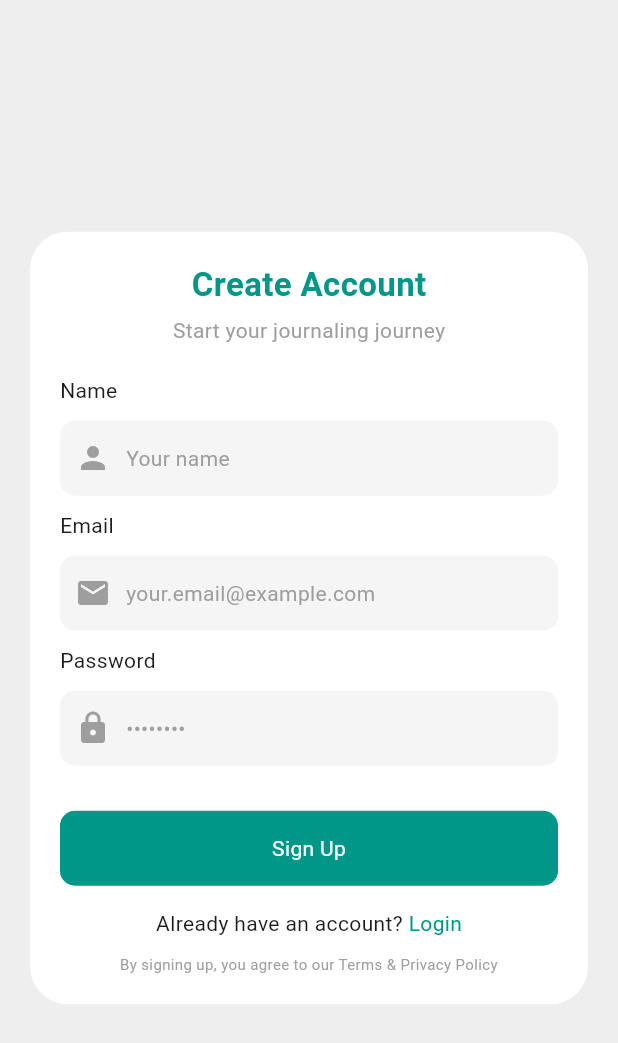
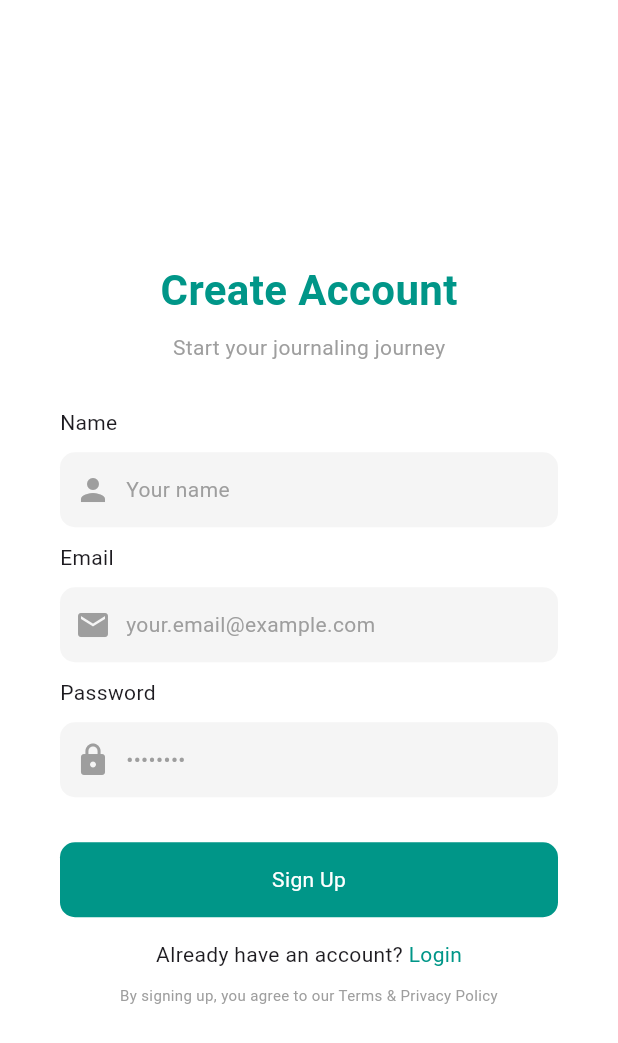
Before and after one commit to abdaladarwesh/NotesApp, a Flutter app: the screen it shows after launch, on a phone screen of 412 x 824 dp. Shown: the top 1043 px of the screen. Run offline on Flutter 3.47's test engine with Material 3 defaults, Android fonts, the phone set to English and light mode, and no system bars.

Commit message:
sign up second update

```diff
--- a/lib/pages/create_account_page.dart
+++ b/lib/pages/create_account_page.dart
@@ -6,7 +6,8 @@ class CreateAccountPage extends StatelessWidget {
   @override
   Widget build(BuildContext context) {
     return Scaffold(
-      backgroundColor: Colors.grey[200],
+      backgroundColor: Colors.white,
+
       body: Center(
         child: Container(
           margin: EdgeInsets.all(20),
@@ -18,24 +19,31 @@ class CreateAccountPage extends StatelessWidget {
           child: Column(
             mainAxisSize: MainAxisSize.min,
             children: [
+
+              SizedBox(height: 20),
               Column(
                 children: [
                   Text(
                     "Create Account",
                     style: TextStyle(
-                      fontSize: 22,
+                      fontSize: 28,
                       color: Colors.teal,
                       fontWeight: FontWeight.bold,
                     ),
                   ),
-                  SizedBox(height: 5),
+                  SizedBox(height: 8),
                   Text(
                     "Start your journaling journey",
-                    style: TextStyle(color: Colors.grey),
+                    style: TextStyle(
+                      color: Colors.grey,
+                      fontSize: 14,
+                    ),
                   ),
                 ],
               ),
-              SizedBox(height: 20),
+
+              SizedBox(height: 30),
+
               Column(
                 crossAxisAlignment: CrossAxisAlignment.start,
                 children: [
@@ -61,6 +69,7 @@ class CreateAccountPage extends StatelessWidget {
                   ),
                 ],
               ),
+
               Column(
                 crossAxisAlignment: CrossAxisAlignment.start,
                 children: [
@@ -86,6 +95,7 @@ class CreateAccountPage extends StatelessWidget {
                   ),
                 ],
               ),
+
               Column(
                 crossAxisAlignment: CrossAxisAlignment.start,
                 children: [
@@ -111,7 +121,9 @@ class CreateAccountPage extends StatelessWidget {
                   ),
                 ],
               ),
+
               SizedBox(height: 20),
+
               Container(
                 width: double.infinity,
                 height: 50,
@@ -129,7 +141,9 @@ class CreateAccountPage extends StatelessWidget {
                   ],
                 ),
               ),
+
               SizedBox(height: 15),
+
               Row(
                 mainAxisAlignment: MainAxisAlignment.center,
                 children: [
@@ -140,7 +154,9 @@ class CreateAccountPage extends StatelessWidget {
                   ),
                 ],
               ),
+
               SizedBox(height: 10),
+
               Text(
                 "By signing up, you agree to our Terms & Privacy Policy",
                 style: TextStyle(fontSize: 10, color: Colors.grey),
```
